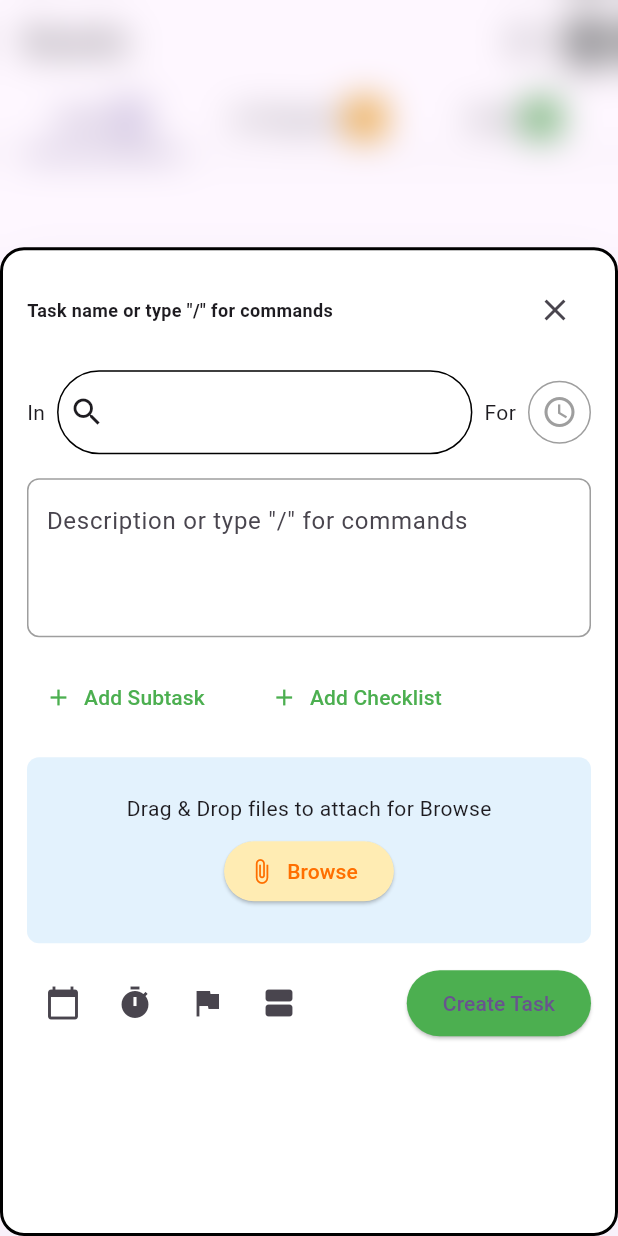
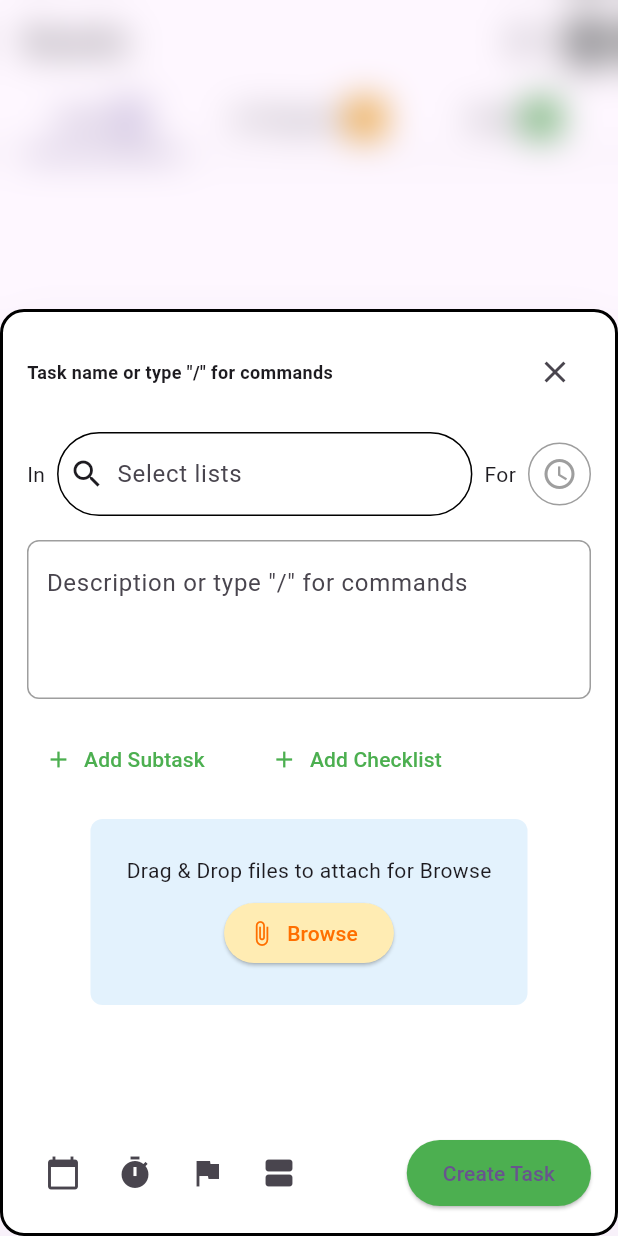
Before and after one commit to paolojoaquinp/todo_app, a Flutter app: the screen it shows after launch, after a tap on the "add" icon, on a phone screen of 412 x 824 dp. Run offline on Flutter 3.47's test engine with Material 3 defaults, Android fonts, the phone set to English and light mode, and no system bars; our stand-ins replace bloc, equatable, flutter_bloc.

Commit message:
fix: refactor bottom sheet

```diff
--- a/lib/features/add_task/presenter/add_task.dart
+++ b/lib/features/add_task/presenter/add_task_bottom_sheet.dart
@@ -2,14 +2,14 @@ import 'package:flutter/material.dart';
 import 'package:flutter_bloc/flutter_bloc.dart';
 import 'package:todo_app/features/home_page/presenter/bloc/home_bloc.dart';
 
-class AddTaskDialog extends StatelessWidget {
-  const AddTaskDialog({super.key, });
+class AddTaskBottomSheet extends StatelessWidget {
+  const AddTaskBottomSheet({super.key, });
 
   @override
   Widget build(BuildContext context) {
 
     return FractionallySizedBox(
-      heightFactor: 0.8,
+      heightFactor: 0.75,
       child: Container(
         padding: const EdgeInsets.all(16),
         decoration: BoxDecoration(
@@ -17,7 +17,8 @@ class AddTaskDialog extends StatelessWidget {
           border: Border.all(color: Colors.black, width: 2),
           borderRadius: BorderRadius.circular(16),
         ),
-        child: ListView(
+        child: Column(
+
             children: [
               Row(
                 mainAxisAlignment: MainAxisAlignment.spaceBetween,
@@ -49,6 +50,7 @@ class AddTaskDialog extends StatelessWidget {
                           child: SearchBar(
                             leading: Icon(Icons.search),
                             elevation: WidgetStatePropertyAll(0),
+                            hintText: 'Select lists',
                             backgroundColor: WidgetStatePropertyAll(Colors.white),
                             side: WidgetStatePropertyAll<BorderSide>(BorderSide(color: Colors.black,width: 1))
                           ),
@@ -129,8 +131,10 @@ class AddTaskDialog extends StatelessWidget {
                   ],
                 ),
               ),
-              const SizedBox(height: 16),
-              Row(
+              const Spacer(),
+              Container(
+                alignment: Alignment.bottomCenter,
+                child: Row(
                   mainAxisAlignment: MainAxisAlignment.spaceBetween,
                   children: [
                     Row(
@@ -174,6 +178,7 @@ class AddTaskDialog extends StatelessWidget {
                     ),
                   ],
                 ),
+              ),
             ],
           ),
 
--- a/lib/features/home_page/presenter/page/home_page.dart
+++ b/lib/features/home_page/presenter/page/home_page.dart
@@ -1,7 +1,7 @@
 import 'dart:ui';
 
 import 'package:flutter/material.dart';
-import 'package:todo_app/features/add_task/presenter/add_task.dart';
+import 'package:todo_app/features/add_task/presenter/add_task_bottom_sheet.dart';
 import 'package:todo_app/features/home_page/presenter/bloc/home_bloc.dart';
 import 'package:todo_app/features/home_page/presenter/page/widgets/tab_views.dart';
 import 'package:flutter_bloc/flutter_bloc.dart';
@@ -169,7 +169,7 @@ class _Page extends StatelessWidget {
                   builder: (context) {
                     return BackdropFilter(
                       filter: ImageFilter.blur(sigmaX: 12, sigmaY: 12),
-                      child: AddTaskDialog(),
+                      child: const AddTaskBottomSheet(),
                     );
                   });
             },
```
Lines whose indentation alone changed are shown as unchanged.
